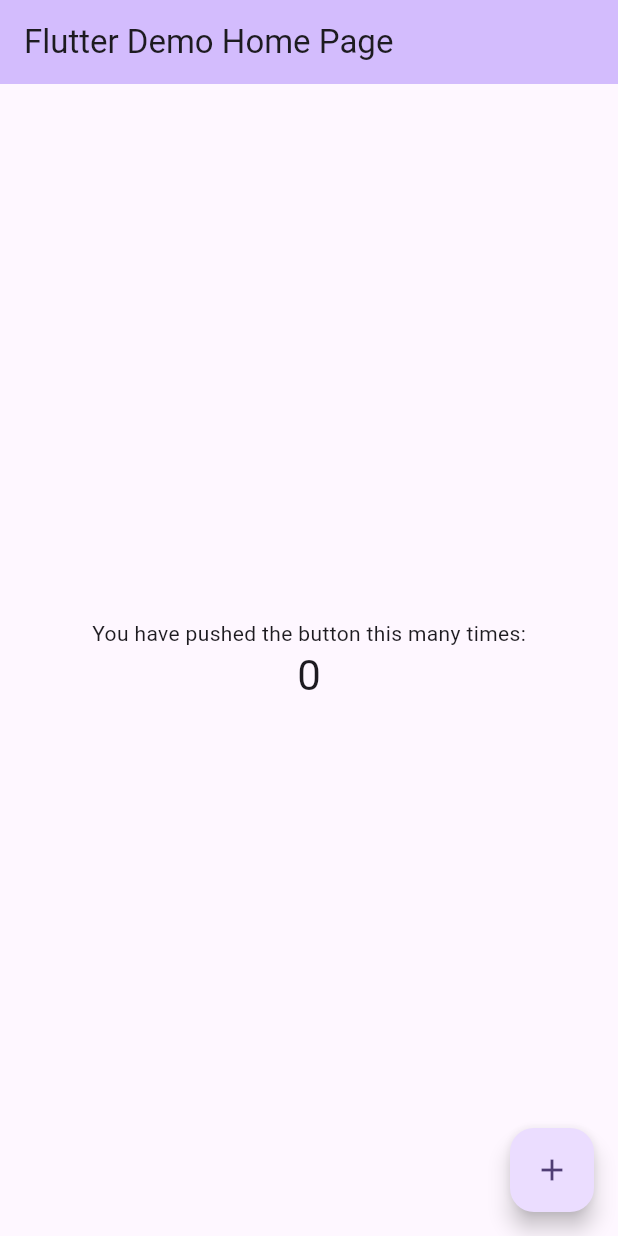
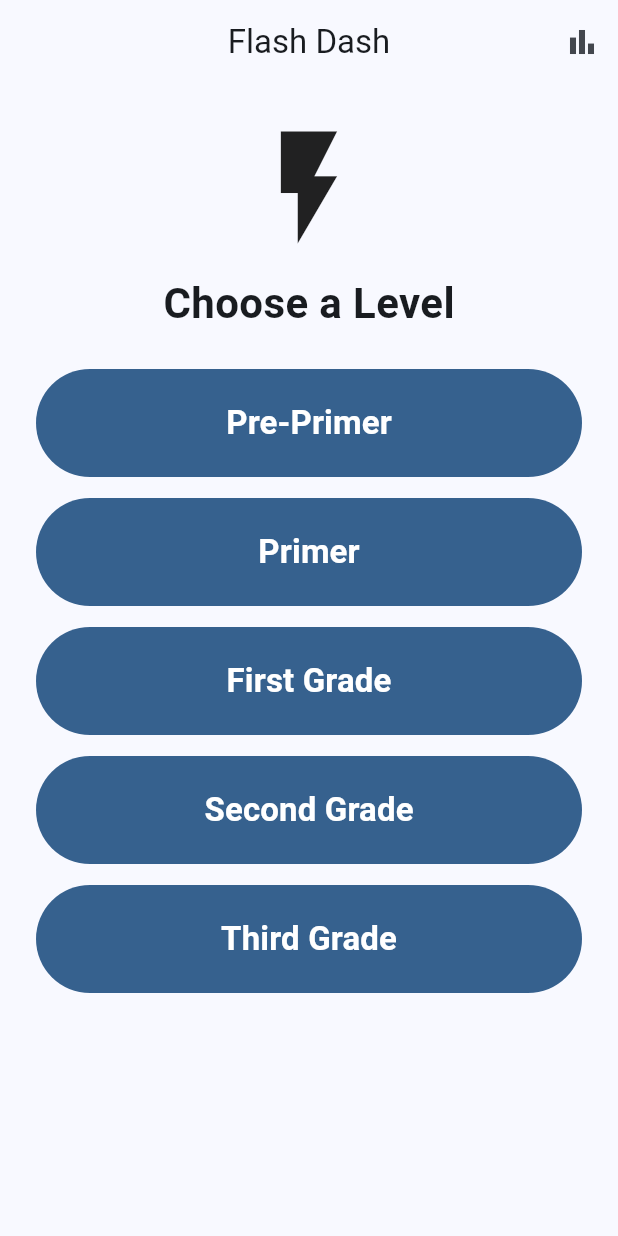
Before and after one commit to klkirk09/4150-Sight-Word-Flash, a Flutter app: the screen it shows after launch, on a phone screen of 412 x 824 dp. Run offline on Flutter 3.47's test engine with Material 3 defaults, Android fonts, the phone set to English and light mode, and no system bars.

Commit message:
Added base home screen and navigation

```diff
--- a/lib/main.dart
+++ b/lib/main.dart
@@ -1,122 +1,25 @@
 import 'package:flutter/material.dart';
+import 'screens/home_screen.dart';
 
 void main() {
-  runApp(const MyApp());
+  runApp(const SightWordApp());
 }
 
-class MyApp extends StatelessWidget {
-  const MyApp({super.key});
+class SightWordApp extends StatelessWidget {
+  const SightWordApp({super.key});
 
-  // This widget is the root of your application.
   @override
   Widget build(BuildContext context) {
     return MaterialApp(
-      title: 'Flutter Demo',
+      title: 'Flash Dash',
+      debugShowCheckedModeBanner: false,
       theme: ThemeData(
-        // This is the theme of your application.
-        //
-        // TRY THIS: Try running your application with "flutter run". You'll see
-        // the application has a purple toolbar. Then, without quitting the app,
-        // try changing the seedColor in the colorScheme below to Colors.green
-        // and then invoke "hot reload" (save your changes or press the "hot
-        // reload" button in a Flutter-supported IDE, or press "r" if you used
-        // the command line to start the app).
-        //
-        // Notice that the counter didn't reset back to zero; the application
-        // state is not lost during the reload. To reset the state, use hot
-        // restart instead.
-        //
-        // This works for code too, not just values: Most code changes can be
-        // tested with just a hot reload.
-        colorScheme: .fromSeed(seedColor: Colors.deepPurple),
+        colorScheme: ColorScheme.fromSeed(
+          seedColor: Colors.blue,
+        ),
+        useMaterial3: true,
       ),
-      home: const MyHomePage(title: 'Flutter Demo Home Page'),
+      home: const HomeScreen(),
     );
   }
 }
-
-class MyHomePage extends StatefulWidget {
-  const MyHomePage({super.key, required this.title});
-
-  // This widget is the home page of your application. It is stateful, meaning
-  // that it has a State object (defined below) that contains fields that affect
-  // how it looks.
-
-  // This class is the configuration for the state. It holds the values (in this
-  // case the title) provided by the parent (in this case the App widget) and
-  // used by the build method of the State. Fields in a Widget subclass are
-  // always marked "final".
-
-  final String title;
-
-  @override
-  State<MyHomePage> createState() => _MyHomePageState();
-}
-
-class _MyHomePageState extends State<MyHomePage> {
-  int _counter = 0;
-
-  void _incrementCounter() {
-    setState(() {
-      // This call to setState tells the Flutter framework that something has
-      // changed in this State, which causes it to rerun the build method below
-      // so that the display can reflect the updated values. If we changed
-      // _counter without calling setState(), then the build method would not be
-      // called again, and so nothing would appear to happen.
-      _counter++;
-    });
-  }
-
-  @override
-  Widget build(BuildContext context) {
-    // This method is rerun every time setState is called, for instance as done
-    // by the _incrementCounter method above.
-    //
-    // The Flutter framework has been optimized to make rerunning build methods
-    // fast, so that you can just rebuild anything that needs updating rather
-    // than having to individually change instances of widgets.
-    return Scaffold(
-      appBar: AppBar(
-        // TRY THIS: Try changing the color here to a specific color (to
-        // Colors.amber, perhaps?) and trigger a hot reload to see the AppBar
-        // change color while the other colors stay the same.
-        backgroundColor: Theme.of(context).colorScheme.inversePrimary,
-        // Here we take the value from the MyHomePage object that was created by
-        // the App.build method, and use it to set our appbar title.
-        title: Text(widget.title),
-      ),
-      body: Center(
-        // Center is a layout widget. It takes a single child and positions it
-        // in the middle of the parent.
-        child: Column(
-          // Column is also a layout widget. It takes a list of children and
-          // arranges them vertically. By default, it sizes itself to fit its
-          // children horizontally, and tries to be as tall as its parent.
-          //
-          // Column has various properties to control how it sizes itself and
-          // how it positions its children. Here we use mainAxisAlignment to
-          // center the children vertically; the main axis here is the vertical
-          // axis because Columns are vertical (the cross axis would be
-          // horizontal).
-          //
-          // TRY THIS: Invoke "debug painting" (choose the "Toggle Debug Paint"
-          // action in the IDE, or press "p" in the console), to see the
-          // wireframe for each widget.
-          mainAxisAlignment: .center,
-          children: [
-            const Text('You have pushed the button this many times:'),
-            Text(
-              '$_counter',
-              style: Theme.of(context).textTheme.headlineMedium,
-            ),
-          ],
-        ),
-      ),
-      floatingActionButton: FloatingActionButton(
-        onPressed: _incrementCounter,
-        tooltip: 'Increment',
-        child: const Icon(Icons.add),
-      ),
-    );
-  }
-}
--- a/lib/screens/game_screen.dart
+++ b/lib/screens/game_screen.dart
@@ -0,0 +1,30 @@
+import 'package:flutter/material.dart';
+
+class GameScreen extends StatelessWidget {
+  final String level;
+
+  const GameScreen({
+    super.key,
+    required this.level,
+  });
+
+  @override
+  Widget build(BuildContext context) {
+    return Scaffold(
+      appBar: AppBar(
+        title: Text(level),
+        centerTitle: true,
+      ),
+      body: Center(
+        child: Text(
+          '$level game coming next',
+          style: const TextStyle(
+            fontSize: 28,
+            fontWeight: FontWeight.bold,
+          ),
+          textAlign: TextAlign.center,
+        ),
+      ),
+    );
+  }
+}
--- a/lib/screens/home_screen.dart
+++ b/lib/screens/home_screen.dart
@@ -0,0 +1,87 @@
+import 'package:flutter/material.dart';
+import '../data/dolch_words.dart';
+import 'game_screen.dart';
+
+class HomeScreen extends StatelessWidget {
+  const HomeScreen({super.key});
+
+  @override
+  Widget build(BuildContext context) {
+    final levels = DolchWords.levels;
+
+    return Scaffold(
+      appBar: AppBar(
+        title: const Text('Flash Dash'),
+        centerTitle: true,
+        actions: [
+          IconButton(
+            onPressed: () {
+              ScaffoldMessenger.of(context).showSnackBar(
+                const SnackBar(
+                  content: Text('Stats screen coming later'),
+                  duration: Duration(seconds: 1),
+                ),
+              );
+            },
+            icon: const Icon(Icons.bar_chart),
+            tooltip: 'Stats',
+          ),
+        ],
+      ),
+      body: SafeArea(
+        child: Padding(
+          padding: const EdgeInsets.all(24),
+          child: Column(
+            children: [
+              const Icon(
+                Icons.flash_on,
+                size: 90,
+              ),
+              const SizedBox(height: 12),
+              const Text(
+                'Choose a Level',
+                style: TextStyle(
+                  fontSize: 28,
+                  fontWeight: FontWeight.bold,
+                ),
+              ),
+              const SizedBox(height: 24),
+              Expanded(
+                child: ListView.separated(
+                  itemCount: levels.length,
+                  separatorBuilder: (_, _) => const SizedBox(height: 14),
+                  itemBuilder: (context, index) {
+                    final level = levels[index];
+
+                    return SizedBox(
+                      width: double.infinity,
+                      height: 72,
+                      child: FilledButton(
+                        onPressed: () {
+                          Navigator.push(
+                            context,
+                            MaterialPageRoute(
+                              builder: (context) =>
+                                  GameScreen(level: level),
+                            ),
+                          );
+                        },
+                        child: Text(
+                          level,
+                          style: const TextStyle(
+                            fontSize: 22,
+                            fontWeight: FontWeight.bold,
+                          ),
+                        ),
+                      ),
+                    );
+                  },
+                ),
+              ),
+            ],
+          ),
+        ),
+      ),
+    );
+  }
+}
```
Also changed, not shown: lib/models/score_record.dart (+39 -0 lines), lib/data/dolch_words.dart (renamed from lib/data/dolche_words.dart), 1 other file.
